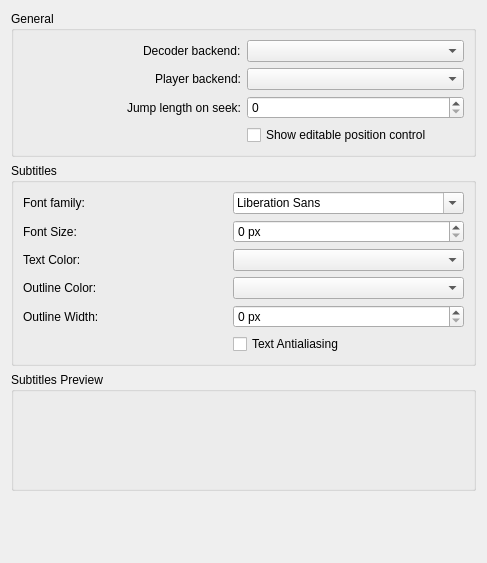
First picture: the form in src/main/configs/playerconfigwidget.ui, repository maxrd2/SubtitleComposer, before the edit.
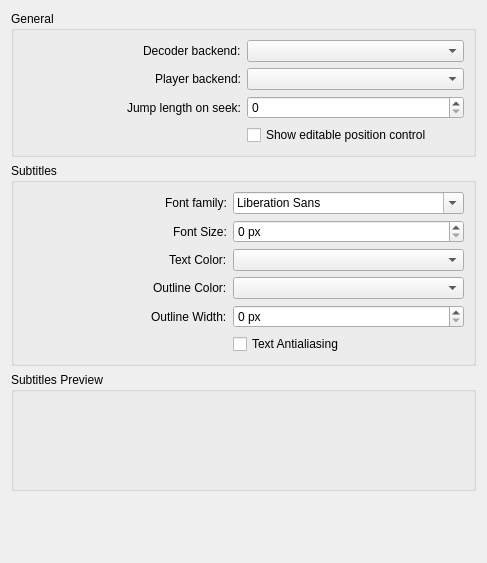
Second picture: the form after the edit. Custom widgets are drawn as their Qt base class.

Commit message: Fixed label alignments on player config dialog.

Patch:
```diff
--- a/src/main/configs/playerconfigwidget.ui
+++ b/src/main/configs/playerconfigwidget.ui
@@ -63,7 +63,7 @@
       <string>Subtitles</string>
      </property>
      <layout class="QGridLayout" name="gridLayout_2" columnstretch="1,1">
-      <item row="3" column="0">
+      <item row="3" column="0" alignment="Qt::AlignRight">
        <widget class="QLabel" name="label_7">
         <property name="text">
          <string>Outline Color:</string>
@@ -79,28 +79,28 @@
       <item row="3" column="1">
        <widget class="KColorCombo" name="kcfg_OutlineColor"/>
       </item>
-      <item row="4" column="0">
+      <item row="4" column="0" alignment="Qt::AlignRight">
        <widget class="QLabel" name="label_8">
         <property name="text">
          <string>Outline Width:</string>
         </property>
        </widget>
       </item>
-      <item row="2" column="0">
+      <item row="2" column="0" alignment="Qt::AlignRight">
        <widget class="QLabel" name="label_6">
         <property name="text">
          <string>Text Color:</string>
         </property>
        </widget>
       </item>
-      <item row="0" column="0">
+      <item row="0" column="0" alignment="Qt::AlignRight">
        <widget class="QLabel" name="label_2">
         <property name="text">
          <string>Font family:</string>
         </property>
        </widget>
       </item>
-      <item row="1" column="0">
+      <item row="1" column="0" alignment="Qt::AlignRight">
        <widget class="QLabel" name="label_5">
         <property name="text">
          <string>Font Size:</string>
```
